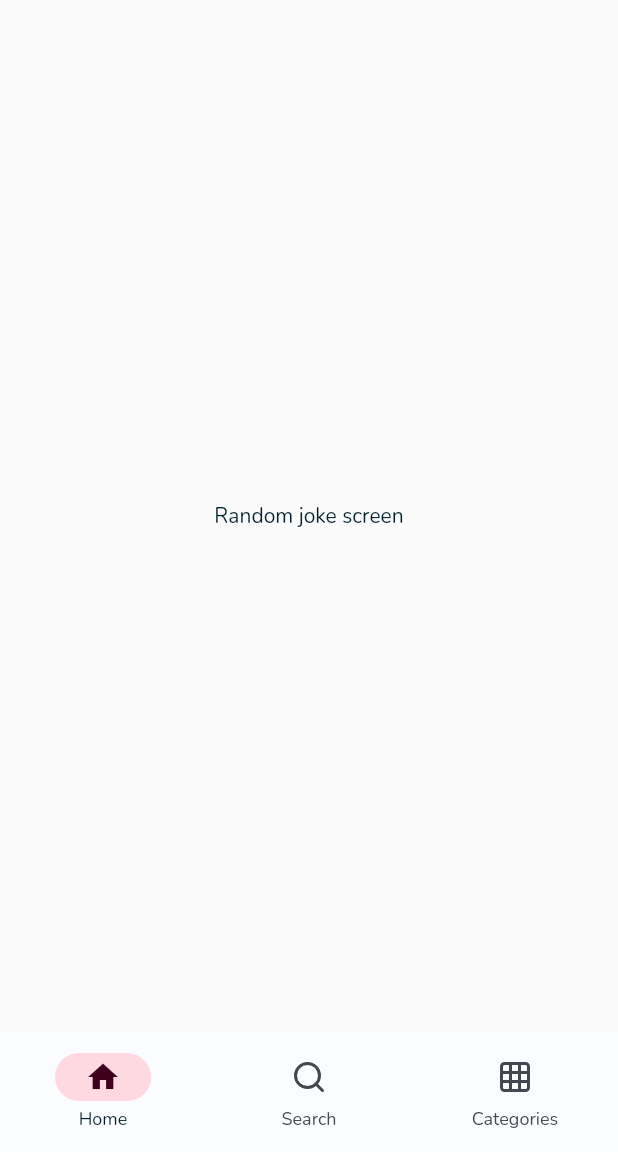
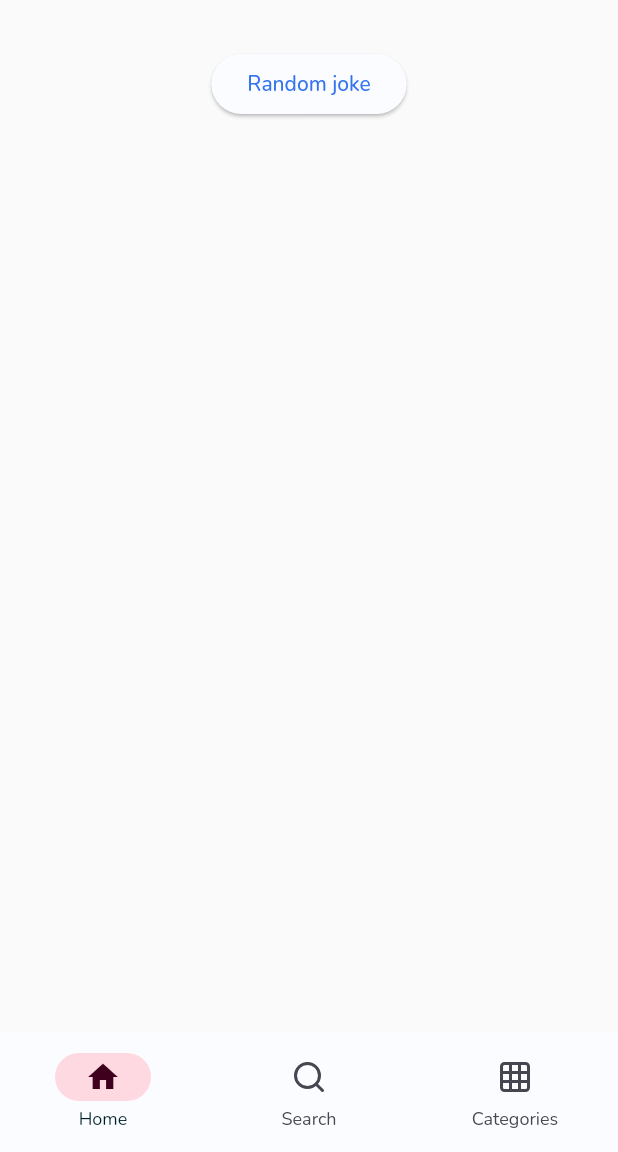
Before and after one commit to andrewpmoore/chuck, a Flutter app: the screen it shows after launch, on a phone screen of 412 x 824 dp, the part 84-1236 px from its top. Run offline on Flutter 3.47's test engine with Material 2 defaults, Android fonts, the phone set to English and light mode, and no system bars; our stand-ins replace dio, google_fonts, lucide_icons; generated files the repository leaves out were written again.

Commit message:
Tweaks to handle if the joke is too long for the screen

```diff
--- a/lib/src/ui/resources/theme/theme.dart
+++ b/lib/src/ui/resources/theme/theme.dart
@@ -9,7 +9,7 @@ TextTheme textThemeLight = TextTheme(
   displayLarge: TextStyle(debugLabel: 'Nunito displayLarge', fontFamily: GoogleFonts.nunito().fontFamily, decoration: TextDecoration.none, letterSpacing: -5, fontSize: 72, color: standardTextLight),
   displayMedium: TextStyle(debugLabel: 'Nunito displayMedium',fontFamily: GoogleFonts.nunito().fontFamily,decoration: TextDecoration.none, color: standardTextLight),
   displaySmall: TextStyle(debugLabel: 'Nunito displaySmall',fontFamily: GoogleFonts.nunito().fontFamily,decoration: TextDecoration.none, color: standardTextLight),
-  headlineLarge: TextStyle(debugLabel: 'workSans headlineLarge', fontFamily: GoogleFonts.nunito().fontFamily, decoration: TextDecoration.none, letterSpacing: -2, color: standardTextLight),
+  headlineLarge: TextStyle(debugLabel: 'Nunito headlineLarge', fontFamily: GoogleFonts.nunito().fontFamily, decoration: TextDecoration.none, letterSpacing: -2, color: standardTextLight),
   headlineMedium: TextStyle(debugLabel: 'Nunito headlineMedium',fontFamily: GoogleFonts.nunito().fontFamily,decoration: TextDecoration.none, color: standardTextLight),
   headlineSmall: TextStyle(debugLabel: 'Nunito headlineSmall',fontFamily: GoogleFonts.nunito().fontFamily,decoration: TextDecoration.none, color: standardTextLight),
   titleLarge: TextStyle(debugLabel: 'Nunito titleLarge',fontFamily: GoogleFonts.nunito().fontFamily,fontWeight: FontWeight.w600,decoration: TextDecoration.none, color: standardTextLight),
@@ -27,7 +27,7 @@ TextTheme textThemeDark = TextTheme(
   displayLarge: TextStyle(debugLabel: 'Nunito displayLarge', fontFamily: GoogleFonts.nunito().fontFamily, decoration: TextDecoration.none, letterSpacing: -5, fontSize: 72,  color: standardTextDark),
   displayMedium: TextStyle(debugLabel: 'Nunito displayMedium',fontFamily: GoogleFonts.nunito().fontFamily,decoration: TextDecoration.none,color: standardTextDark),
   displaySmall: TextStyle(debugLabel: 'Nunito displaySmall',fontFamily: GoogleFonts.nunito().fontFamily,decoration: TextDecoration.none,color: standardTextDark),
-  headlineLarge: TextStyle(debugLabel: 'workSans headlineLarge', fontFamily: GoogleFonts.nunito().fontFamily, decoration: TextDecoration.none, letterSpacing: -2,color: standardTextDark),
+  headlineLarge: TextStyle(debugLabel: 'Nunito headlineLarge', fontFamily: GoogleFonts.nunito().fontFamily, decoration: TextDecoration.none, letterSpacing: -2,color: standardTextDark),
   headlineMedium: TextStyle(debugLabel: 'Nunito headlineMedium',fontFamily: GoogleFonts.nunito().fontFamily,decoration: TextDecoration.none,color: standardTextDark),
   headlineSmall: TextStyle(debugLabel: 'Nunito headlineSmall',fontFamily: GoogleFonts.nunito().fontFamily,decoration: TextDecoration.none,color: standardTextDark),
   titleLarge: TextStyle(debugLabel: 'Nunito titleLarge',fontFamily: GoogleFonts.nunito().fontFamily,fontWeight: FontWeight.w600,decoration: TextDecoration.none,color: standardTextDark),
--- a/lib/src/ui/resources/ui_constants.dart
+++ b/lib/src/ui/resources/ui_constants.dart
@@ -1,3 +1,5 @@
+import 'package:flutter/material.dart';
+
 const compactSize = 600.0; /// phone
 const mediumSize = 840.0; /// tablet
 const largeSize = 1080.0; //large screen sized such as desktop
@@ -6,3 +8,29 @@ const largeSize = 1080.0; //large screen sized such as desktop
 enum ScreenSize{
   compact, medium, expanded
 }
+
+
+
+const gapW4 = SizedBox(width: Sizes.p4);
+const gapW8 = SizedBox(width: Sizes.p8);
+const gapW12 = SizedBox(width: Sizes.p12);
+const gapW16 = SizedBox(width: Sizes.p16);
+const gapW32 = SizedBox(width: Sizes.p32);
+const gapW64 = SizedBox(width: Sizes.p64);
+
+const gapH4 = SizedBox(height: Sizes.p4);
+const gapH8 = SizedBox(height: Sizes.p8);
+const gapH12 = SizedBox(height: Sizes.p12);
+const gapH16 = SizedBox(height: Sizes.p16);
+const gapH32 = SizedBox(height: Sizes.p32);
+const gapH64 = SizedBox(height: Sizes.p64);
+
+
+class Sizes{
+  static const double p4 = 4;
+  static const double p8 = 8;
+  static const double p12 = 12;
+  static const double p16 = 16;
+  static const double p32 = 32;
+  static const double p64 = 64;
+}
--- a/lib/src/ui/screens/home/home_view.dart
+++ b/lib/src/ui/screens/home/home_view.dart
@@ -43,6 +43,7 @@ class _HomeViewState extends State<HomeView> {
         bottomNavigationBar: NavigationBar(
           onDestinationSelected: (int index) {
             setState(() {
+              //set the current index page and refresh state
               currentPageIndex = index;
             });
           },
--- a/lib/src/ui/screens/home/random/random_joke_screen.dart
+++ b/lib/src/ui/screens/home/random/random_joke_screen.dart
@@ -1,10 +1,50 @@
+import 'package:chuck/src/business/random_joke_provider.dart';
+import 'package:chuck/src/ui/resources/ui_constants.dart';
+import 'package:chuck/src/ui/resources/ui_extensions/build_context_extension.dart';
 import 'package:flutter/material.dart';
+import 'package:provider/provider.dart';
+
 
 class RandomJokeScreen extends StatelessWidget {
   const RandomJokeScreen({Key? key}) : super(key: key);
 
   @override
   Widget build(BuildContext context) {
-    return const Center(child: Text('Random joke screen'));
+    return ChangeNotifierProvider(
+      create: (context) => RandomJokeProvider(),
+      child: const _RandomJoke(),
+    );
   }
 }
+
+
+class _RandomJoke extends StatelessWidget {
+  const _RandomJoke({Key? key}) : super(key: key);
+
+  @override
+  Widget build(BuildContext context) {
+    return SingleChildScrollView(
+      child: Column(
+        children: [
+          gapH32,
+          Row(
+            children: [
+              const Expanded(child: SizedBox()),
+              ElevatedButton(
+                  onPressed: () async {
+                    context.read<RandomJokeProvider>().fetchAJoke();
+                  },
+                  child: Text(context.loc!.random)),
+              const Expanded(child: SizedBox()),
+            ],
+          ),
+          gapH16,
+          context.watch<RandomJokeProvider>().busy ? const CircularProgressIndicator.adaptive() : Padding(
+            padding: const EdgeInsets.symmetric(horizontal: Sizes.p16),
+            child: Text(context.watch<RandomJokeProvider>().joke?.value??'', style: context.style.titleLarge, textAlign: TextAlign.center,),
+          )
+        ],
+      ),
+    );
+  }
+}
--- a/pubspec.yaml
+++ b/pubspec.yaml
@@ -19,8 +19,8 @@ dependencies:
   dio: ^5.3.2  # could have gone with http instead, but dio is handy for interceptors
   widget_and_text_animator: ^1.1.5 # used for animations - I'm the author of the package :P
   lucide_icons: ^0.257.0 # nice icon set
-  intl: ^0.18.1
-  google_fonts: ^5.1.0
+  intl: ^0.18.1  # for internationalisation
+  google_fonts: ^5.1.0 # for dynamically loading different fonts
 
 
 dev_dependencies:
```
Also changed, not shown: lib/src/business/random_joke_provider.dart (+58 -0 lines), lib/src/services/api/dio/jokes_api_dio.dart (+5 -4 lines).
